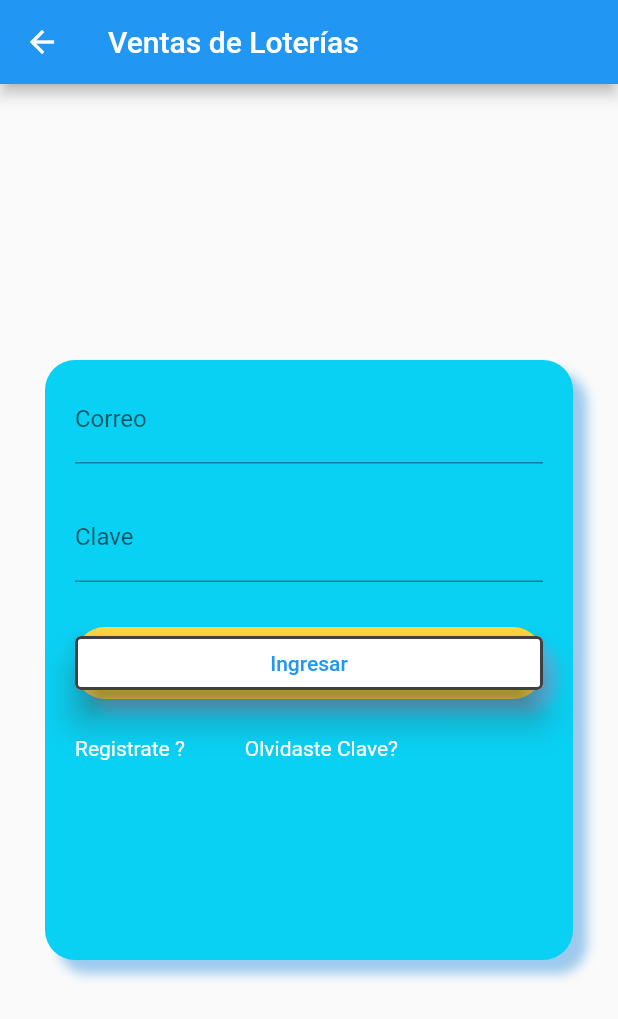
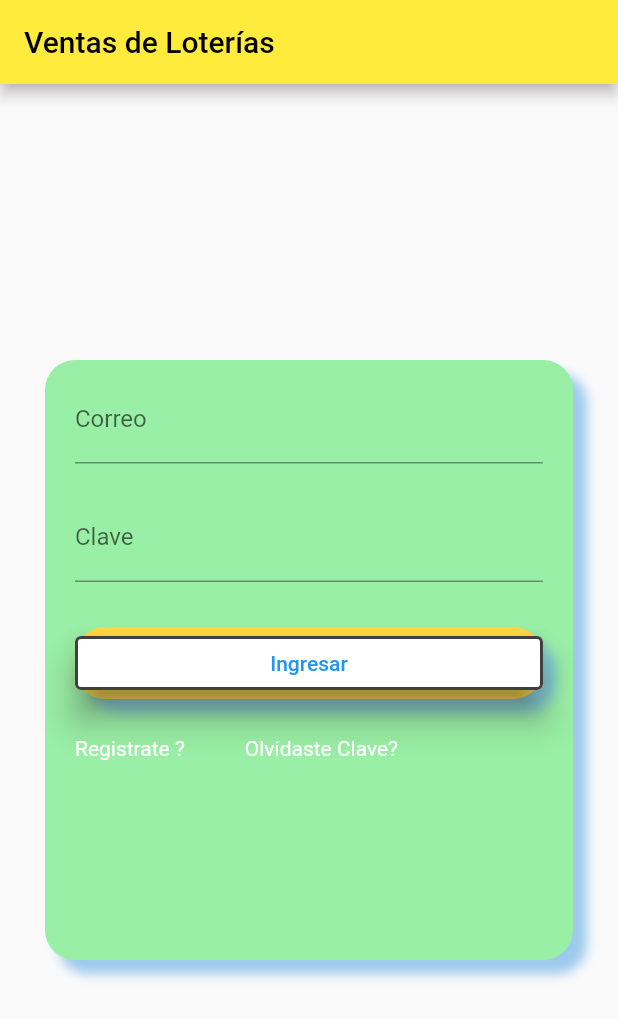
Before and after one commit to ragamen/lotoplay, a Flutter app: the screen it shows after launch, on a phone screen of 412 x 824 dp. Shown: the top 1019 px of the screen. Run offline on Flutter 3.47's test engine with Material 2 defaults, Android fonts, the phone set to English and light mode, and no system bars; our stand-ins replace supabase_flutter; missing offline and left inert: postgres; accounts and stored records are empty.

Commit message:
first commit

```diff
--- a/lib/main.dart
+++ b/lib/main.dart
@@ -3,7 +3,9 @@
 import 'package:flutter/material.dart';
 //import 'package:lotoplay/helper/agencia_helper.dart';
 import 'package:lotoplay/helper/common.dart';
+//import 'package:lotoplay/home_menu.dart';
 import 'package:lotoplay/home_screen.dart';
+//import 'package:lotoplay/home_screen.dart';
 import 'package:lotoplay/models/agencialista.dart';
 import 'package:lotoplay/models_sp/agencia.dart';
 import 'package:lotoplay/stars_page.dart';
@@ -70,18 +72,86 @@ class _MyWidgetState extends State<MyWidget> {
     }
     return Scaffold(
       appBar: AppBar(
-          title: const Text("Ventas de Loterías"),
-          leading: IconButton(
-            onPressed: () {
-              setState(() {
-                cliente.auth.signOut();
-              });
-            },
-            icon: const Icon(
-              Icons.arrow_back, // add custom icons also
+        iconTheme: const IconThemeData(
+          color: Colors.black, // Cambia el color del icono aquí
+        ),
+        backgroundColor: Colors.yellow,
+        title: const Text(
+          "Ventas de Loterías",
+          style: TextStyle(color: Colors.black),
+        ),
+      ),
+
+      drawer: _user == null
+          ? null
+          : Drawer(
+              child: ListView(
+                padding: EdgeInsets.zero,
+                children: <Widget>[
+                  Container(
+                    constraints: const BoxConstraints(
+                      maxHeight: 80,
+                    ),
+                    child: const DrawerHeader(
+                      decoration: BoxDecoration(color: Colors.yellow),
+                      child: Column(
+                        mainAxisSize: MainAxisSize.min,
+                        children: [
+                          Text(
+                            "Modulos Alternos",
+                            style: TextStyle(color: Colors.black),
+                          ),
+                          //               SizedBox(height: 100,child: Image.file(File("C:/Users/Luis/Desktop/cuaderno/cuaderno/.dart_tool/sqflite_common_ffi/imagenes/tiendas/tienda02.png"))),
+                        ],
+                      ),
+                    ),
+                  ),
+                  ListTile(
+                    title: const Text(
+                      'Venta de animalitos',
+                      style: TextStyle(color: Colors.black),
+                    ),
+                    onTap: () {
+                      Navigator.push(
+                        context,
+                        MaterialPageRoute(
+                            builder: (context) => const HomeScreen()),
+                      );
+                    },
+                  ),
+                  ListTile(
+                    title: const Text(
+                      'Resultados y premiacion',
+                      style: TextStyle(color: Colors.black),
+                    ),
+                    onTap: () {
+                      //      const EndSession();
+                      // Navega a la página 2
+                      Navigator.push(
+                        context,
+                        MaterialPageRoute(
+                            builder: (context) => const HomeScreen()),
+                      );
+                    },
+                  ),
+                  ListTile(
+                    title: const Text('Cerrar Sesion'),
+                    onTap: () {
+                      //      const EndSession();
+                      // Navega a la página 2
+                      Navigator.push(
+                        context,
+                        MaterialPageRoute(
+                            builder: (context) => const EndSession()),
+                      );
+                    },
+                  ),
+                ],
+              ),
             ),
-          )),
-      body: _user == null ? const StartPage() : const HomeScreen(),
+
+      body: _user == null ? const StartPage() : null,
+//      const HomeMenu(),
     );
   }
 
@@ -115,3 +185,13 @@ class _MyWidgetState extends State<MyWidget> {
     }
   }
 }
+
+class EndSession extends StatelessWidget {
+  const EndSession({super.key});
+
+  @override
+  Widget build(BuildContext context) {
+    cliente.auth.signOut();
+    return const MyWidget();
+  }
+}
--- a/lib/stars_page.dart
+++ b/lib/stars_page.dart
@@ -35,7 +35,7 @@ class _StartPageState extends State<StartPage> {
             height: 400,
             width: 400,
             decoration: BoxDecoration(
-              color: const Color.fromARGB(255, 9, 209, 244),
+              color: const Color.fromARGB(255, 153, 239, 165),
               borderRadius: BorderRadius.circular(20),
               boxShadow: const [
                 BoxShadow(
```
Also changed, not shown: lib/home_menu.dart (added, +98 -0 lines), lib/home_screen.dart (+34 -7 lines).
